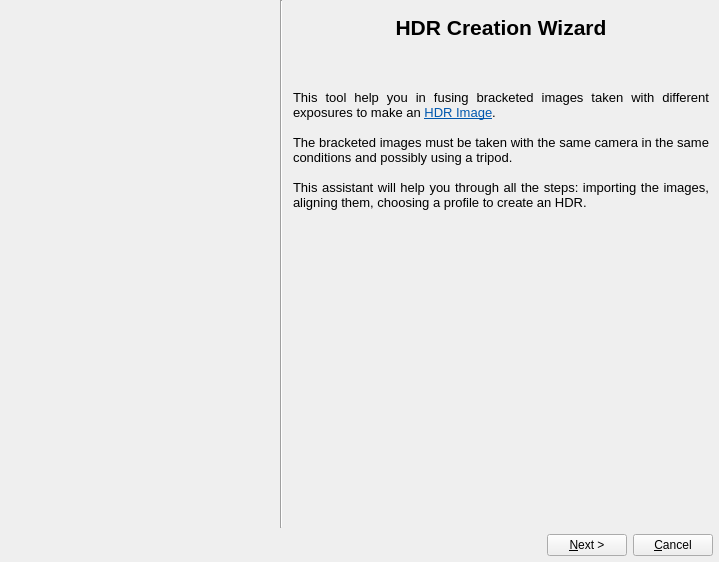
The window that forms/HdrWizard.ui (LuminanceHDR/LuminanceHDR) describes before a commit, drawn with Qt 5.
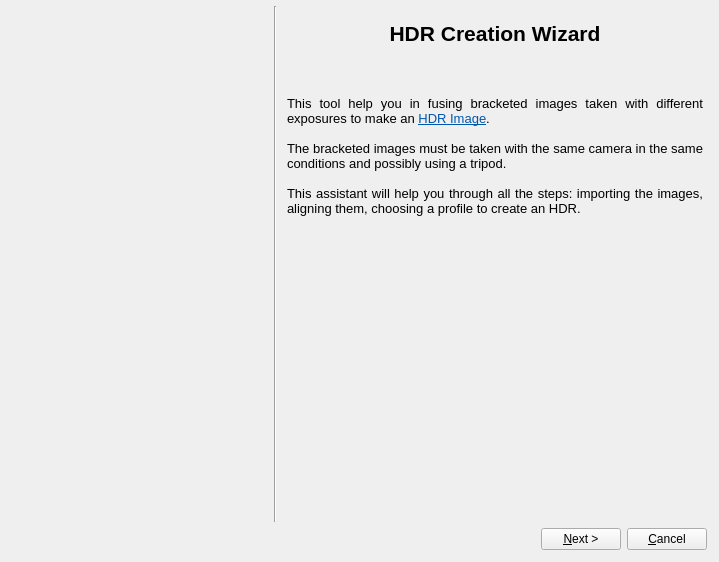
The same window after the commit. Icons and pictures are not drawn.

Commit message: Change in the HdrWizard style

Patch:
```diff
--- a/forms/HdrWizard.ui
+++ b/forms/HdrWizard.ui
@@ -20,6 +20,9 @@
   <layout class="QGridLayout" name="gridLayout_9">
    <item row="0" column="0">
     <layout class="QVBoxLayout" name="verticalLayout_9">
+    <property name="margin">
+      <number>6</number>
+     </property>
      <item>
       <widget class="QStackedWidget" name="pagestack">
        <property name="autoFillBackground">
```
